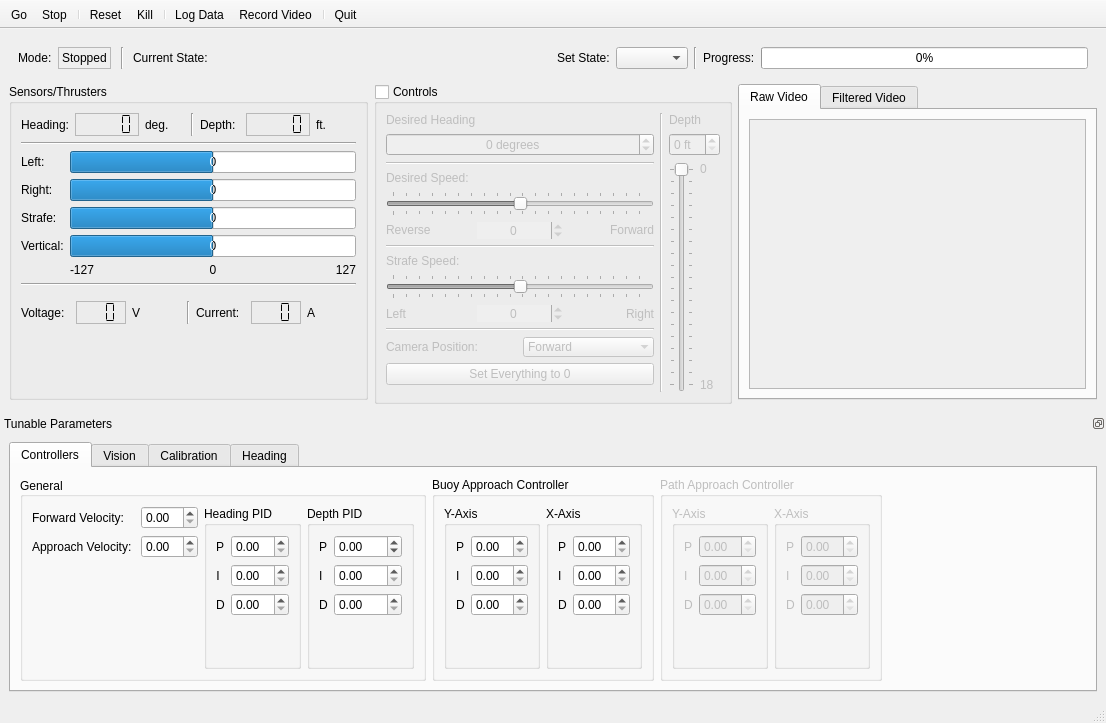
This is dashboard/dashboard.ui in mtboswell/mtboswell-auvc2 as Qt 5 draws it before an edit. The edited form follows.
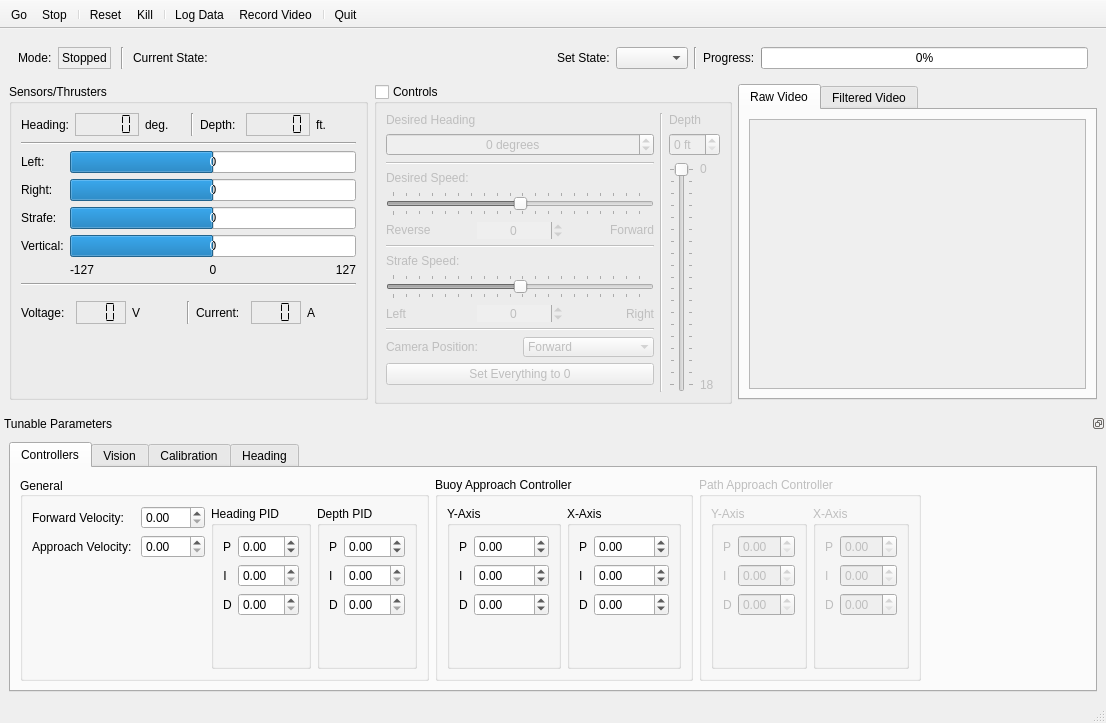
This is the edited form.

```diff
--- a/dashboard/dashboard.ui
+++ b/dashboard/dashboard.ui
@@ -1091,7 +1091,11 @@
                </widget>
               </item>
               <item row="1" column="1">
-               <widget class="QDoubleSpinBox" name="fwdVelocitySpinBox"/>
+               <widget class="QDoubleSpinBox" name="fwdVelocitySpinBox">
+                <property name="maximum">
+                 <double>127.000000000000000</double>
+                </property>
+               </widget>
               </item>
               <item row="2" column="0">
                <widget class="QLabel" name="label_22">
@@ -1101,7 +1105,11 @@
                </widget>
               </item>
               <item row="2" column="1">
-               <widget class="QDoubleSpinBox" name="approachVelocitySpinBox"/>
+               <widget class="QDoubleSpinBox" name="approachVelocitySpinBox">
+                <property name="maximum">
+                 <double>127.000000000000000</double>
+                </property>
+               </widget>
               </item>
              </layout>
             </item>
@@ -1132,6 +1140,9 @@
                </item>
                <item row="1" column="1">
                 <widget class="QDoubleSpinBox" name="headingPGainSpinBox">
+                 <property name="minimum">
+                  <double>-99.989999999999995</double>
+                 </property>
                  <property name="singleStep">
                   <double>0.010000000000000</double>
                  </property>
@@ -1222,10 +1233,10 @@
                   </sizepolicy>
                  </property>
                  <property name="minimum">
-                  <double>-100.000000000000000</double>
+                  <double>-99.000000000000000</double>
                  </property>
                  <property name="maximum">
-                  <double>100.000000000000000</double>
+                  <double>99.000000000000000</double>
                  </property>
                  <property name="singleStep">
                   <double>0.010000000000000</double>
@@ -1299,6 +1310,12 @@
                </item>
                <item row="0" column="1">
                 <widget class="QDoubleSpinBox" name="buoyDepthPGainSpinBox">
+                 <property name="minimum">
+                  <double>-1000.000000000000000</double>
+                 </property>
+                 <property name="maximum">
+                  <double>1000.000000000000000</double>
+                 </property>
                  <property name="singleStep">
                   <double>0.010000000000000</double>
                  </property>
@@ -1306,6 +1323,12 @@
                </item>
                <item row="1" column="1">
                 <widget class="QDoubleSpinBox" name="buoyDepthIGainSpinBox">
+                 <property name="minimum">
+                  <double>-1000.000000000000000</double>
+                 </property>
+                 <property name="maximum">
+                  <double>1000.000000000000000</double>
+                 </property>
                  <property name="singleStep">
                   <double>0.010000000000000</double>
                  </property>
@@ -1313,6 +1336,12 @@
                </item>
                <item row="2" column="1">
                 <widget class="QDoubleSpinBox" name="buoyDepthDGainSpinBox">
+                 <property name="minimum">
+                  <double>-1000.000000000000000</double>
+                 </property>
+                 <property name="maximum">
+                  <double>1000.000000000000000</double>
+                 </property>
                  <property name="singleStep">
                   <double>0.010000000000000</double>
                  </property>
@@ -1339,6 +1368,12 @@
                </item>
                <item row="0" column="1">
                 <widget class="QDoubleSpinBox" name="buoyHeadingPGainSpinBox">
+                 <property name="minimum">
+                  <double>-1000.000000000000000</double>
+                 </property>
+                 <property name="maximum">
+                  <double>1000.000000000000000</double>
+                 </property>
                  <property name="singleStep">
                   <double>0.010000000000000</double>
                  </property>
@@ -1353,6 +1388,12 @@
                </item>
                <item row="1" column="1">
                 <widget class="QDoubleSpinBox" name="buoyHeadingIGainSpinBox">
+                 <property name="minimum">
+                  <double>-1000.000000000000000</double>
+                 </property>
+                 <property name="maximum">
+                  <double>1000.000000000000000</double>
+                 </property>
                  <property name="singleStep">
                   <double>0.010000000000000</double>
                  </property>
@@ -1367,6 +1408,12 @@
                </item>
                <item row="2" column="1">
                 <widget class="QDoubleSpinBox" name="buoyHeadingDGainSpinBox">
+                 <property name="minimum">
+                  <double>-1000.000000000000000</double>
+                 </property>
+                 <property name="maximum">
+                  <double>1000.000000000000000</double>
+                 </property>
                  <property name="singleStep">
                   <double>0.010000000000000</double>
                  </property>
```
